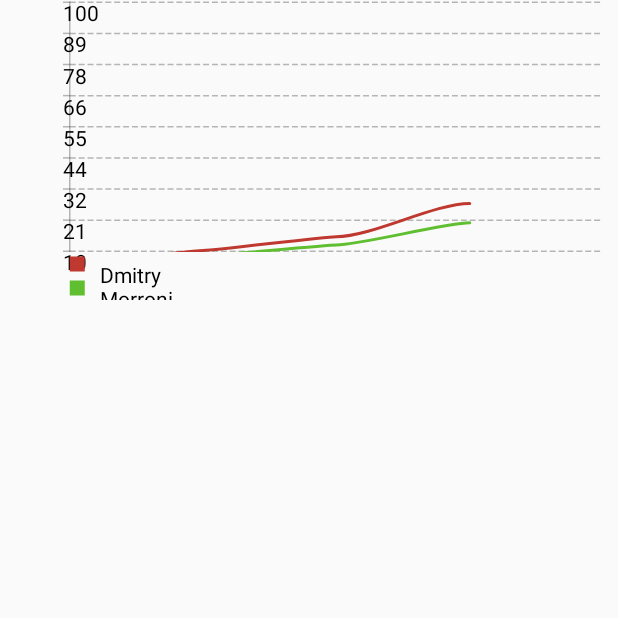
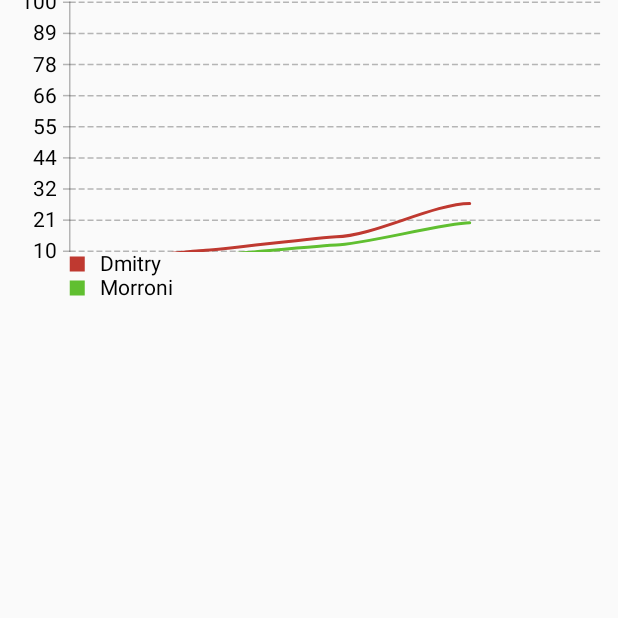
Before and after one commit to dmitry-stakhov/vico, an Android app built with Jetpack Compose: the screen it shows after launch (MainActivity), on a phone screen of 412 x 824 dp, the top half of it. Run offline under Robolectric (Android 15) with nearby library versions, the phone set to English and light mode, and no system bars.

Commit message:
Fix axis label position

```diff
--- a/shared/src/commonMain/kotlin/component/text/TextComponent.kt
+++ b/shared/src/commonMain/kotlin/component/text/TextComponent.kt
@@ -28,7 +28,7 @@ import androidx.compose.ui.text.TextLayoutResult
 import androidx.compose.ui.text.TextMeasurer
 import androidx.compose.ui.text.drawText
 import androidx.compose.ui.text.font.Typeface
-import androidx.compose.ui.text.style.TextAlign
+import androidx.compose.ui.unit.roundToIntRect
 import androidx.compose.ui.unit.toIntRect
 import androidx.compose.ui.unit.toRect
 import com.patrykandpatrick.vico.core.DEF_LABEL_LINE_COUNT
@@ -163,21 +163,22 @@ public open class TextComponent protected constructor() : Padding, Margins {
         )
 
         val shouldRotate = rotationDegrees % 2f.piRad != 0f
-//        val textStartPosition = horizontalPosition.getTextStartPosition(context, textX, 0f) // layout.widestLineWidth)
-//        val textTopPosition = verticalPosition.getTextTopPosition(context, textY, 0f) // layout.height.toFloat())
+        val textStartPosition = horizontalPosition.getTextStartPosition(context, textX, layout!!.size.width.toFloat())
+        val textTopPosition = verticalPosition.getTextTopPosition(context, textY, layout!!.size.height.toFloat())
 
         with(context.canvas) {
             save()
 
-//            val bounds = layout.getBounds(tempMeasureBounds)
-//            val textAlignCorrection = textAlign.getXCorrection(width = bounds.width())
+            var bounds = layout!!.size
+            val textAlignCorrection = horizontalPosition.getXCorrection(width = bounds.width.toFloat())
 
-//            with(receiver = bounds) {
-//                left -= padding.getLeftDp(isLtr).pixels
-//                top -= padding.topDp.pixels
-//                right += padding.getRightDp(isLtr).pixels
-//                bottom += padding.bottomDp.pixels
-//            }
+            val rect = bounds.toIntRect()
+            bounds = rect.copy(
+                left = rect.left - padding.getLeftDp(isLtr).pixels.toInt(),
+                top = rect.top - padding.topDp.pixels.toInt(),
+                right = rect.right + padding.getRightDp(isLtr).pixels.toInt(),
+                bottom = rect.bottom +  padding.bottomDp.pixels.toInt()
+            ).size
 
             var xCorrection = 0f
             var yCorrection = 0f
@@ -200,10 +201,10 @@ public open class TextComponent protected constructor() : Padding, Margins {
 //                }
             }
 
-//            bounds.translate(
-//                x = textStartPosition + xCorrection,
-//                y = textTopPosition + yCorrection,
-//            )
+            bounds = bounds.toIntRect().toRect().translate(
+                textStartPosition + xCorrection,
+                textTopPosition + yCorrection,
+            ).roundToIntRect().size
 
 //            if (shouldRotate) {
 //                rotate(rotationDegrees, bounds.center.x, bounds.centerY())
@@ -222,8 +223,7 @@ public open class TextComponent protected constructor() : Padding, Margins {
 //                bounds.top + padding.topDp.pixels,
 //            )
 //
-//            layout.draw(this)
-            drawScope.drawText(textMeasurer!!, text.toString(), Offset(textX, textY))
+            drawScope.drawText(textMeasurer!!, text.toString(), Offset(textStartPosition, textTopPosition))
             restore()
         }
     }
@@ -252,11 +252,12 @@ public open class TextComponent protected constructor() : Padding, Margins {
         width: Float,
     ): Float = baseXPosition - padding.getRightDp(isLtr).pixels - margins.getRightDp(isLtr).pixels - width
 
-//    private fun Paint.Align.getXCorrection(width: Float): Float = when (this) {
-//        Paint.Align.LEFT -> 0f
-//        Paint.Align.CENTER -> width.half
-//        Paint.Align.RIGHT -> width
-//    }
+    private fun Alignment.Horizontal.getXCorrection(width: Float): Float = when (this) {
+        Alignment.Start -> 0f
+        Alignment.CenterHorizontally -> width.half
+        Alignment.End -> width
+        else -> error("")
+    }
 
     @JvmName("getTextTopPositionExt")
     private fun Alignment.Vertical.getTextTopPosition(
@@ -266,7 +267,7 @@ public open class TextComponent protected constructor() : Padding, Margins {
     ): Float = with(context) {
         textY + when (this@getTextTopPosition) {
             Alignment.Top -> -layoutHeight - padding.bottomDp.pixels - margins.bottomDp.pixels
-            Alignment.Center -> -layoutHeight.half
+            Alignment.CenterVertically, Alignment.Center -> -layoutHeight.half
             Alignment.Bottom -> padding.topDp.pixels + margins.topDp.pixels
             else -> error("")
         }
```
